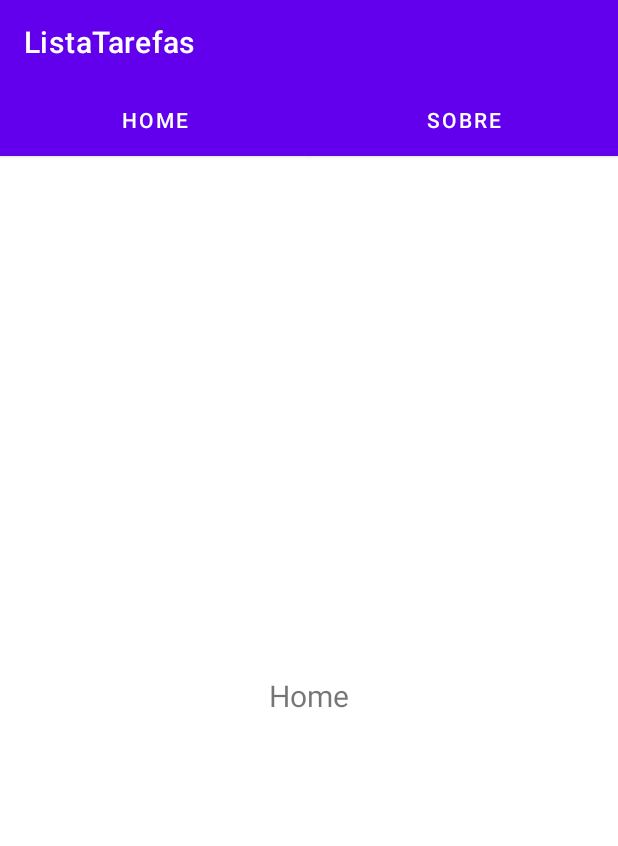
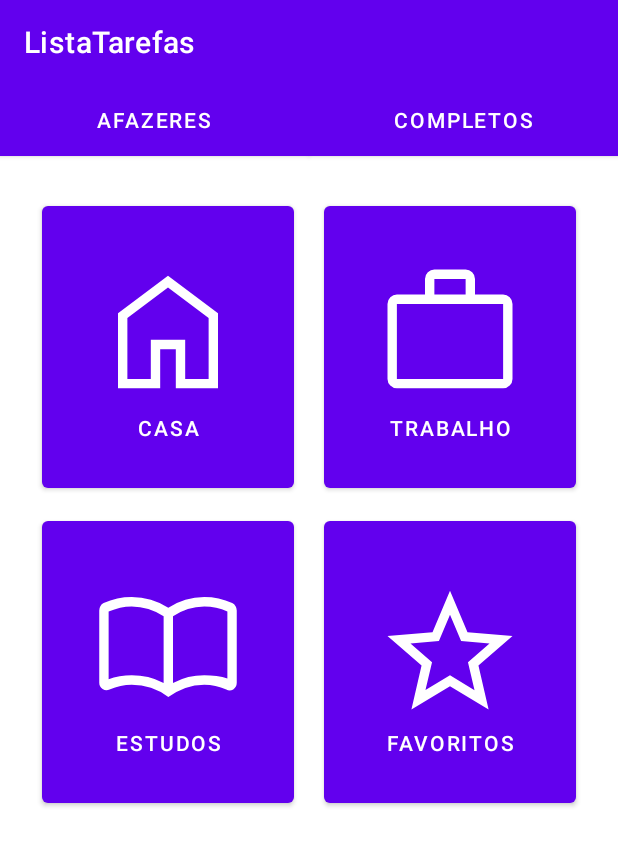
Before and after one commit to CharlesAnjos/ListaTarefas, an Android app: the screen it shows after launch (MainActivity), on a phone screen of 412 x 824 dp. Shown: the top 846 px of the screen. Run offline under Robolectric (Android 15) with nearby library versions, the phone set to English and light mode, and no system bars.

Commit message:
implementação do dashboard como especificado em https://moodle.ifto.edu.br/moodle/pluginfile.php/386911/mod_assign/introattachment/0/modelo%20dashboard.jpeg?forcedownload=1

```diff
--- a/app/src/main/java/io/github/charlesanjos/listatarefas/activities/MainActivity.java
+++ b/app/src/main/java/io/github/charlesanjos/listatarefas/activities/MainActivity.java
@@ -8,14 +8,14 @@ import android.view.View;
 import android.widget.Button;
 
 import io.github.charlesanjos.listatarefas.R;
-import io.github.charlesanjos.listatarefas.fragments.HomeFragment;
-import io.github.charlesanjos.listatarefas.fragments.SobreFragment;
+import io.github.charlesanjos.listatarefas.fragments.AfazeresFragment;
+import io.github.charlesanjos.listatarefas.fragments.CompletosFragment;
 
 public class MainActivity extends AppCompatActivity {
 
-    Button buttonHome,buttonSobre;
-    HomeFragment homeFragment;
-    SobreFragment sobreFragment;
+    Button buttonAfazeres,buttonCompletos;
+    AfazeresFragment afazeresFragment;
+    CompletosFragment completosFragment;
 
     @Override
     protected void onCreate(Bundle savedInstanceState) {
@@ -25,29 +25,29 @@ public class MainActivity extends AppCompatActivity {
         //retirar sombra da ActionBar entre botões do fragments
         getSupportActionBar().setElevation(0);
 
-        buttonHome = findViewById(R.id.buttonHome);
-        buttonSobre = findViewById(R.id.buttonSobre);
-        homeFragment = new HomeFragment();
-        sobreFragment = new SobreFragment();
+        buttonAfazeres = findViewById(R.id.buttonAfazeres);
+        buttonCompletos = findViewById(R.id.buttonCompletos);
+        afazeresFragment = new AfazeresFragment();
+        completosFragment = new CompletosFragment();
 
         FragmentTransaction transaction = getSupportFragmentManager().beginTransaction();
-        transaction.replace(R.id.frameExemplo,homeFragment);
+        transaction.replace(R.id.frameExemplo,afazeresFragment);
         transaction.commit();
 
-        buttonHome.setOnClickListener(new View.OnClickListener() {
+        buttonAfazeres.setOnClickListener(new View.OnClickListener() {
             @Override
             public void onClick(View view) {
                 FragmentTransaction transaction = getSupportFragmentManager().beginTransaction();
-                transaction.replace(R.id.frameExemplo,homeFragment);
+                transaction.replace(R.id.frameExemplo,afazeresFragment);
                 transaction.commit();
             }
         });
 
-        buttonSobre.setOnClickListener(new View.OnClickListener() {
+        buttonCompletos.setOnClickListener(new View.OnClickListener() {
             @Override
             public void onClick(View view) {
                 FragmentTransaction transaction = getSupportFragmentManager().beginTransaction();
-                transaction.replace(R.id.frameExemplo,sobreFragment);
+                transaction.replace(R.id.frameExemplo,completosFragment);
                 transaction.commit();
             }
         });
--- a/app/src/main/java/io/github/charlesanjos/listatarefas/fragments/HomeFragment.java
+++ b/app/src/main/java/io/github/charlesanjos/listatarefas/fragments/AfazeresFragment.java
@@ -9,9 +9,9 @@ import android.view.View;
 import android.view.ViewGroup;
 
 import io.github.charlesanjos.listatarefas.R;
-public class HomeFragment extends Fragment {
+public class AfazeresFragment extends Fragment {
 
-    public HomeFragment() {
+    public AfazeresFragment() {
         // Required empty public constructor
     }
 
@@ -19,7 +19,7 @@ public class HomeFragment extends Fragment {
     public View onCreateView(LayoutInflater inflater, ViewGroup container, Bundle savedInstanceState) {
 
         // Inflate the layout for this fragment (converte fragment-home em view para exibir ao usuário)
-        return inflater.inflate(R.layout.fragment_home, container, false);
+        return inflater.inflate(R.layout.fragment_afazeres, container, false);
 
     }
 }
--- a/app/src/main/java/io/github/charlesanjos/listatarefas/fragments/SobreFragment.java
+++ b/app/src/main/java/io/github/charlesanjos/listatarefas/fragments/CompletosFragment.java
@@ -10,9 +10,9 @@ import android.view.ViewGroup;
 
 import io.github.charlesanjos.listatarefas.R;
 
-public class SobreFragment extends Fragment {
+public class CompletosFragment extends Fragment {
 
-    public SobreFragment() {
+    public CompletosFragment() {
         // Required empty public constructor
     }
 
@@ -20,7 +20,7 @@ public class SobreFragment extends Fragment {
     public View onCreateView(LayoutInflater inflater, ViewGroup container, Bundle savedInstanceState) {
 
         // Inflate the layout for this fragment (converte fragment-home em view para exibir ao usuário)
-        return inflater.inflate(R.layout.fragment_sobre, container, false);
+        return inflater.inflate(R.layout.fragment_completos, container, false);
 
     }
 }
--- /dev/null
+++ b/app/src/main/res/drawable/home.xml
@@ -0,0 +1,10 @@
+<vector xmlns:android="http://schemas.android.com/apk/res/android"
+    android:width="48dp"
+    android:height="48dp"
+    android:viewportWidth="960"
+    android:viewportHeight="960"
+    android:tint="?attr/colorControlNormal">
+  <path
+      android:fillColor="@android:color/white"
+      android:pathData="M220,780L370,780L370,530L590,530L590,780L740,780L740,390L480,195L220,390L220,780ZM160,840L160,360L480,120L800,360L800,840L530,840L530,590L430,590L430,840L160,840ZM480,487L480,487L480,487L480,487L480,487L480,487L480,487L480,487L480,487L480,487Z"/>
+</vector>
--- /dev/null
+++ b/app/src/main/res/drawable/import_contacts.xml
@@ -0,0 +1,10 @@
+<vector xmlns:android="http://schemas.android.com/apk/res/android"
+    android:width="48dp"
+    android:height="48dp"
+    android:viewportWidth="960"
+    android:viewportHeight="960"
+    android:tint="?attr/colorControlNormal">
+  <path
+      android:fillColor="@android:color/white"
+      android:pathData="M248,660Q301.57,660 352.28,672.5Q403,685 452,710L452,283Q407,253 354.38,236.5Q301.76,220 248,220Q210,220 173.5,229.5Q137,239 100,253Q100,253 100,253Q100,253 100,253L100,687Q100,687 100,687Q100,687 100,687Q131,673 170.5,666.5Q210,660 248,660ZM512,710Q562,685 610,672.5Q658,660 712,660Q750,660 790.5,666Q831,672 860,682Q860,682 860,682Q860,682 860,682L860,253Q860,253 860,253Q860,253 860,253Q826,236 788.18,228Q750.35,220 712,220Q658,220 607.5,236.5Q557,253 512,283L512,710ZM482,800Q431,762 371,741.5Q311,721 248,721Q211.46,721 176.23,730Q141,739 106,752Q82.9,763 61.45,749Q40,735 40,709L40,246Q40,231 47,218.5Q54,206 68,199Q110,179 155.4,169.5Q200.79,160 248,160Q311,160 370.5,177Q430,194 482,229Q533,194 591.5,177Q650,160 712,160Q758.87,160 803.93,169.5Q849,179 891,199Q905,206 912.5,218.5Q920,231 920,246L920,709Q920,736.89 897.5,751.45Q875,766 853,752Q819,738 783.77,729.5Q748.54,721 712,721Q649,721 591,742Q533,763 482,800ZM276,471Q276,471 276,471Q276,471 276,471L276,471Q276,471 276,471Q276,471 276,471Q276,471 276,471Q276,471 276,471Q276,471 276,471Q276,471 276,471L276,471Q276,471 276,471Q276,471 276,471Q276,471 276,471Q276,471 276,471Z"/>
+</vector>
--- /dev/null
+++ b/app/src/main/res/drawable/star.xml
@@ -0,0 +1,10 @@
+<vector xmlns:android="http://schemas.android.com/apk/res/android"
+    android:width="48dp"
+    android:height="48dp"
+    android:viewportWidth="960"
+    android:viewportHeight="960"
+    android:tint="?attr/colorControlNormal">
+  <path
+      android:fillColor="@android:color/white"
+      android:pathData="M323,755L480,661L637,756L595,578L733,458L551,442L480,274L409,441L227,457L365,577L323,755ZM233,880L298,599L80,410L368,385L480,120L592,385L880,410L662,599L727,880L480,731L233,880ZM480,525L480,525L480,525L480,525L480,525L480,525L480,525L480,525L480,525L480,525L480,525Z"/>
+</vector>
--- /dev/null
+++ b/app/src/main/res/drawable/work.xml
@@ -0,0 +1,10 @@
+<vector xmlns:android="http://schemas.android.com/apk/res/android"
+    android:width="48dp"
+    android:height="48dp"
+    android:viewportWidth="960"
+    android:viewportHeight="960"
+    android:tint="?attr/colorControlNormal">
+  <path
+      android:fillColor="@android:color/white"
+      android:pathData="M140,840Q116,840 98,822Q80,804 80,780L80,300Q80,276 98,258Q116,240 140,240L320,240L320,140Q320,116 338,98Q356,80 380,80L580,80Q604,80 622,98Q640,116 640,140L640,240L820,240Q844,240 862,258Q880,276 880,300L880,780Q880,804 862,822Q844,840 820,840L140,840ZM140,780L820,780Q820,780 820,780Q820,780 820,780L820,300Q820,300 820,300Q820,300 820,300L140,300Q140,300 140,300Q140,300 140,300L140,780Q140,780 140,780Q140,780 140,780ZM380,240L580,240L580,140Q580,140 580,140Q580,140 580,140L380,140Q380,140 380,140Q380,140 380,140L380,240ZM140,780Q140,780 140,780Q140,780 140,780L140,300Q140,300 140,300Q140,300 140,300L140,300Q140,300 140,300Q140,300 140,300L140,780Q140,780 140,780Q140,780 140,780L140,780Z"/>
+</vector>
--- a/app/src/main/res/layout/activity_main.xml
+++ b/app/src/main/res/layout/activity_main.xml
@@ -14,20 +14,20 @@
         app:layout_constraintGuide_percent="0.5" />
 
     <Button
-        android:id="@+id/buttonHome"
+        android:id="@+id/buttonAfazeres"
         android:layout_width="206dp"
         android:layout_height="wrap_content"
         android:background="@color/design_default_color_primary"
-        android:text="Home"
+        android:text="Afazeres"
         app:layout_constraintStart_toStartOf="parent"
         app:layout_constraintTop_toTopOf="parent" />
 
     <Button
-        android:id="@+id/buttonSobre"
+        android:id="@+id/buttonCompletos"
         android:layout_width="206dp"
         android:layout_height="wrap_content"
         android:background="@color/design_default_color_primary"
-        android:text="Sobre"
+        android:text="Completos"
         app:layout_constraintEnd_toEndOf="parent"
         app:layout_constraintHorizontal_bias="0.0"
         app:layout_constraintStart_toStartOf="@+id/guideline3"
--- /dev/null
+++ b/app/src/main/res/layout/fragment_afazeres.xml
@@ -0,0 +1,84 @@
+<?xml version="1.0" encoding="utf-8"?>
+<FrameLayout xmlns:android="http://schemas.android.com/apk/res/android"
+    xmlns:app="http://schemas.android.com/apk/res-auto"
+    xmlns:tools="http://schemas.android.com/tools"
+    android:layout_width="match_parent"
+    android:layout_height="match_parent"
+    tools:context=".fragments.AfazeresFragment">
+
+    <androidx.constraintlayout.widget.ConstraintLayout
+        android:layout_width="match_parent"
+        android:layout_height="match_parent">
+
+        <Button
+            android:id="@+id/botaoCasa"
+            android:layout_width="0dp"
+            android:layout_height="wrap_content"
+            android:layout_marginStart="20dp"
+            android:layout_marginTop="20dp"
+            android:layout_marginEnd="10dp"
+            android:layout_marginBottom="10dp"
+            android:height="200dp"
+            android:text="Casa"
+            app:icon="@drawable/home"
+            app:iconGravity="textTop"
+            app:iconPadding="8dp"
+            app:iconSize="100dp"
+            app:layout_constraintBottom_toTopOf="@+id/botaoEstudos"
+            app:layout_constraintEnd_toStartOf="@+id/botaoTrabalho"
+            app:layout_constraintStart_toStartOf="parent"
+            app:layout_constraintTop_toTopOf="parent" />
+
+        <Button
+            android:id="@+id/botaoTrabalho"
+            android:layout_width="0dp"
+            android:layout_height="wrap_content"
+            android:layout_marginStart="10dp"
+            android:layout_marginTop="20dp"
+            android:layout_marginEnd="20dp"
+            android:height="200dp"
+            android:text="Trabalho"
+            app:icon="@drawable/work"
+            app:iconGravity="textTop"
+            app:iconPadding="8dp"
+            app:iconSize="100dp"
+            app:layout_constraintEnd_toEndOf="parent"
+            app:layout_constraintStart_toEndOf="@+id/botaoCasa"
+            app:layout_constraintTop_toTopOf="parent" />
+
+        <Button
+            android:id="@+id/botaoEstudos"
+            android:layout_width="0dp"
+            android:layout_height="wrap_content"
+            android:layout_marginStart="20dp"
+            android:layout_marginTop="10dp"
+            android:layout_marginEnd="10dp"
+            android:height="200dp"
+            android:text="Estudos"
+            app:icon="@drawable/import_contacts"
+            app:iconGravity="textTop"
+            app:iconPadding="8dp"
+            app:iconSize="100dp"
+            app:layout_constraintEnd_toStartOf="@+id/botaoFavoritos"
+            app:layout_constraintStart_toStartOf="parent"
+            app:layout_constraintTop_toBottomOf="@+id/botaoCasa" />
+
+        <Button
+            android:id="@+id/botaoFavoritos"
+            android:layout_width="0dp"
+            android:layout_height="wrap_content"
+            android:layout_marginStart="10dp"
+            android:layout_marginTop="10dp"
+            android:layout_marginEnd="20dp"
+            android:height="200dp"
+            android:text="Favoritos"
+            app:icon="@drawable/star"
+            app:iconGravity="textTop"
+            app:iconPadding="8dp"
+            app:iconSize="100dp"
+            app:layout_constraintEnd_toEndOf="parent"
+            app:layout_constraintStart_toEndOf="@+id/botaoEstudos"
+            app:layout_constraintTop_toBottomOf="@+id/botaoTrabalho" />
+
+    </androidx.constraintlayout.widget.ConstraintLayout>
+</FrameLayout>
--- a/app/src/main/res/layout/fragment_home.xml
+++ /dev/null
@@ -1,15 +0,0 @@
-<?xml version="1.0" encoding="utf-8"?>
-<FrameLayout xmlns:android="http://schemas.android.com/apk/res/android"
-    xmlns:tools="http://schemas.android.com/tools"
-    android:layout_width="match_parent"
-    android:layout_height="match_parent"
-    tools:context=".fragments.HomeFragment">
-
-    <TextView
-        android:id="@+id/textView1"
-        android:layout_width="match_parent"
-        android:layout_height="match_parent"
-        android:gravity="center_horizontal|center_vertical"
-        android:text="Home"
-        android:textSize="20sp" />
-</FrameLayout>
```
